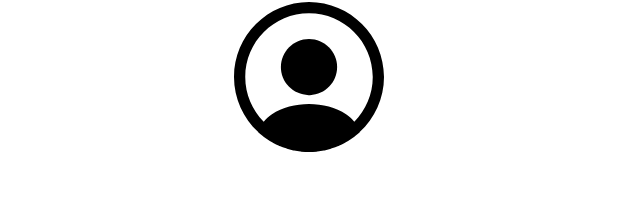
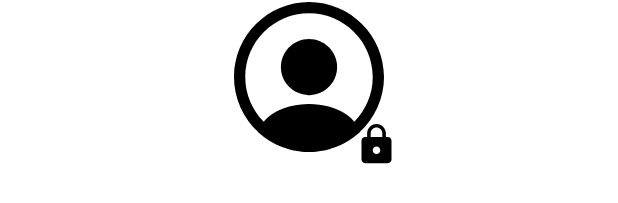
Before and after one commit to waterextract/Projekt_Inzynieria_Oprogramowania, an Android app: the layout fragment_profile.xml on its own in the app's theme, with its tools: preview values and no code run, on a phone screen of 412 x 824 dp. Shown: the part 541-744 px from the top of the screen. Run offline under Robolectric (Android 15) with nearby library versions, the phone set to English and light mode, and no system bars.

Commit message:
Initial Commit

```diff
--- a/app/src/main/res/layout/fragment_profile.xml
+++ b/app/src/main/res/layout/fragment_profile.xml
@@ -58,6 +58,15 @@
         android:src="@drawable/profile_circle_svgrepo_com"
         android:layout_centerHorizontal="true"/>
 
+    <de.hdodenhof.circleimageview.CircleImageView
+        android:id="@+id/change"
+        android:layout_width="30dp"
+        android:layout_height="30dp"
+        android:layout_alignRight="@id/imageViewProfile"
+        android:layout_alignBottom="@id/imageViewProfile"
+        android:src="@drawable/baseline_lock_24"
+        android:layout_centerHorizontal="true"/>
+
     <LinearLayout
         android:id="@+id/bottomLl"
         android:layout_width="wrap_content"
```
